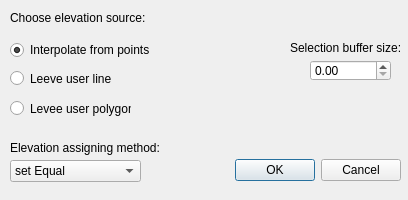
This is flo2d/ui/levees_elevation.ui in FLO-2DSoftware/qgis-flo-2d-plugin as Qt 5 draws it before an edit. The edited form follows.
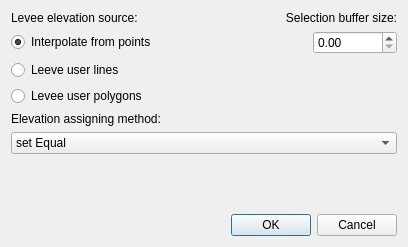
This is the edited form.

Commit message: fixed levee elevation tool UI

Patch:
```diff
--- a/flo2d/ui/levees_elevation.ui
+++ b/flo2d/ui/levees_elevation.ui
@@ -7,36 +7,51 @@
     <x>0</x>
     <y>0</y>
     <width>408</width>
-    <height>200</height>
+    <height>247</height>
    </rect>
   </property>
   <property name="windowTitle">
    <string>Levees elevation tool</string>
   </property>
-  <widget class="QDialogButtonBox" name="buttonBox">
-   <property name="geometry">
-    <rect>
-     <x>230</x>
-     <y>150</y>
-     <width>171</width>
-     <height>41</height>
-    </rect>
-   </property>
-   <property name="orientation">
-    <enum>Qt::Horizontal</enum>
-   </property>
-   <property name="standardButtons">
-    <set>QDialogButtonBox::Cancel|QDialogButtonBox::Ok</set>
-   </property>
-  </widget>
+  <layout class="QGridLayout" name="gridLayout">
+   <item row="0" column="0">
+    <layout class="QVBoxLayout" name="verticalLayout">
+     <item>
+      <layout class="QHBoxLayout" name="horizontalLayout">
+       <property name="spacing">
+        <number>7</number>
+       </property>
+       <property name="bottomMargin">
+        <number>0</number>
+       </property>
+       <item>
+        <widget class="QLabel" name="label_method">
+         <property name="text">
+          <string>Levee elevation source:</string>
+         </property>
+        </widget>
+       </item>
+       <item>
+        <widget class="QLabel" name="label_buffer">
+         <property name="text">
+          <string>Selection buffer size:</string>
+         </property>
+         <property name="alignment">
+          <set>Qt::AlignRight|Qt::AlignTrailing|Qt::AlignVCenter</set>
+         </property>
+        </widget>
+       </item>
+      </layout>
+     </item>
+     <item>
+      <layout class="QHBoxLayout" name="horizontalLayout_2">
+       <item>
   <widget class="QRadioButton" name="radio_points">
-   <property name="geometry">
-    <rect>
-     <x>10</x>
-     <y>40</y>
-     <width>141</width>
-     <height>20</height>
-    </rect>
+         <property name="sizePolicy">
+          <sizepolicy hsizetype="MinimumExpanding" vsizetype="Fixed">
+           <horstretch>0</horstretch>
+           <verstretch>0</verstretch>
+          </sizepolicy>
    </property>
    <property name="text">
     <string>Interpolate from points</string>
@@ -45,41 +60,9 @@
     <bool>true</bool>
    </property>
   </widget>
-  <widget class="QRadioButton" name="radio_lines">
-   <property name="geometry">
-    <rect>
-     <x>10</x>
-     <y>70</y>
-     <width>101</width>
-     <height>17</height>
-    </rect>
-   </property>
-   <property name="text">
-    <string>Leeve user lines</string>
-   </property>
-  </widget>
-  <widget class="QRadioButton" name="radio_polys">
-   <property name="geometry">
-    <rect>
-     <x>10</x>
-     <y>100</y>
-     <width>121</width>
-     <height>17</height>
-    </rect>
-   </property>
-   <property name="text">
-    <string>Levee user polygons</string>
-   </property>
-  </widget>
+       </item>
+       <item>
   <widget class="QDoubleSpinBox" name="buffer_size">
-   <property name="geometry">
-    <rect>
-     <x>310</x>
-     <y>60</y>
-     <width>81</width>
-     <height>21</height>
-    </rect>
-   </property>
    <property name="maximum">
     <double>999999999.000000000000000</double>
    </property>
@@ -87,41 +70,32 @@
     <double>0.000000000000000</double>
    </property>
   </widget>
-  <widget class="QLabel" name="label_method">
-   <property name="geometry">
-    <rect>
-     <x>10</x>
-     <y>10</y>
-     <width>171</width>
-     <height>16</height>
-    </rect>
-   </property>
+       </item>
+      </layout>
+     </item>
+     <item>
+      <widget class="QRadioButton" name="radio_lines">
    <property name="text">
-    <string>Choose elevation source:</string>
-   </property>
-  </widget>
-  <widget class="QLabel" name="label_buffer">
-   <property name="geometry">
-    <rect>
-     <x>290</x>
-     <y>40</y>
-     <width>111</width>
-     <height>16</height>
-    </rect>
-   </property>
+        <string>Leeve user lines</string>
+       </property>
+      </widget>
+     </item>
+     <item>
+      <widget class="QRadioButton" name="radio_polys">
+       <property name="text">
+        <string>Levee user polygons</string>
+       </property>
+      </widget>
+     </item>
+     <item>
+      <widget class="QLabel" name="label_assign_type">
    <property name="text">
-    <string>Selection buffer size:</string>
-   </property>
-  </widget>
+        <string>Elevation assigning method:</string>
+       </property>
+      </widget>
+     </item>
+     <item>
   <widget class="QComboBox" name="assign_type">
-   <property name="geometry">
-    <rect>
-     <x>10</x>
-     <y>160</y>
-     <width>131</width>
-     <height>22</height>
-    </rect>
-   </property>
    <item>
     <property name="text">
      <string>set Equal</string>
@@ -138,19 +112,33 @@
     </property>
    </item>
   </widget>
-  <widget class="QLabel" name="label_assign_type">
-   <property name="geometry">
-    <rect>
-     <x>10</x>
-     <y>140</y>
-     <width>161</width>
-     <height>16</height>
-    </rect>
-   </property>
-   <property name="text">
-    <string>Elevation assigning method:</string>
-   </property>
-  </widget>
+     </item>
+    </layout>
+   </item>
+   <item row="8" column="0">
+    <widget class="QDialogButtonBox" name="buttonBox">
+     <property name="orientation">
+      <enum>Qt::Horizontal</enum>
+     </property>
+     <property name="standardButtons">
+      <set>QDialogButtonBox::Cancel|QDialogButtonBox::Ok</set>
+     </property>
+    </widget>
+   </item>
+   <item row="7" column="0">
+    <spacer name="verticalSpacer">
+     <property name="orientation">
+      <enum>Qt::Vertical</enum>
+     </property>
+     <property name="sizeHint" stdset="0">
+      <size>
+       <width>20</width>
+       <height>40</height>
+      </size>
+     </property>
+    </spacer>
+   </item>
+  </layout>
  </widget>
  <resources/>
  <connections>
```
Lines whose indentation alone changed are shown as unchanged.
